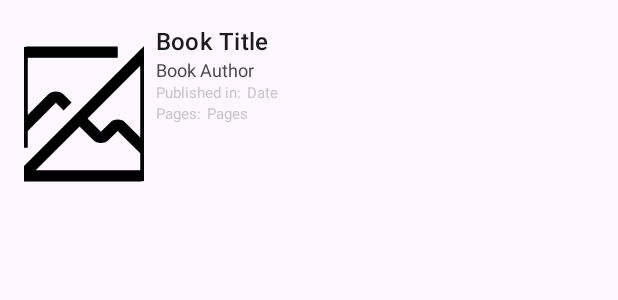
After one commit to sxrgi0/ReadSpace, an Android app: the layout item_book.xml on its own in the app's theme, with its tools: preview values and no code run, on a phone screen of 412 x 824 dp. The commit adds this screen. Shown: the top 300 px of the screen. Run offline under Robolectric (Android 15) with nearby library versions, the phone set to English and light mode, and no system bars; network calls fail.

Commit message:
Created API response to search books. Created a recyclerview that shows certains books, searching is not available yet.

```diff
--- a/app/src/main/AndroidManifest.xml
+++ b/app/src/main/AndroidManifest.xml
@@ -1,6 +1,8 @@
 <?xml version="1.0" encoding="utf-8"?>
 <manifest xmlns:android="http://schemas.android.com/apk/res/android"
     xmlns:tools="http://schemas.android.com/tools">
+
+    <uses-permission android:name="android.permission.INTERNET"/>
 
     <application
         android:allowBackup="true"
--- /dev/null
+++ b/app/src/main/res/drawable/ic_image_error.xml
@@ -0,0 +1,12 @@
+<vector xmlns:android="http://schemas.android.com/apk/res/android"
+    android:width="800dp"
+    android:height="800dp"
+    android:viewportWidth="32"
+    android:viewportHeight="32">
+  <path
+      android:pathData="M30,3.414 L28.586,2 2,28.586 3.414,30l2,-2L26,28a2.003,2.003 0,0 0,2 -2L28,5.414ZM26,26L7.414,26l7.793,-7.793 2.379,2.379a2,2 0,0 0,2.828 0L22,19l4,3.997ZM26,20.168 L23.414,17.582a2,2 0,0 0,-2.828 0L19,19.168l-2.377,-2.377L26,7.414Z"
+      android:fillColor="#000000"/>
+  <path
+      android:pathData="M6,22V19l5,-4.997 1.373,1.373 1.416,-1.416 -1.375,-1.375a2,2 0,0 0,-2.828 0L6,16.172V6H22V4H6A2.002,2.002 0,0 0,4 6V22Z"
+      android:fillColor="#000000"/>
+</vector>
--- /dev/null
+++ b/app/src/main/res/layout/item_book.xml
@@ -0,0 +1,104 @@
+<?xml version="1.0" encoding="utf-8"?>
+<LinearLayout xmlns:android="http://schemas.android.com/apk/res/android"
+    android:layout_width="match_parent"
+    android:layout_height="wrap_content"
+    xmlns:tools="http://schemas.android.com/tools"
+    android:orientation="horizontal"
+    android:padding="16dp">
+
+    <ImageView
+        android:id="@+id/coverImageView"
+        android:layout_width="80dp"
+        android:layout_height="120dp"
+        android:scaleType="centerCrop"
+        android:src="@drawable/ic_image_error"/>
+
+    <LinearLayout
+        android:layout_width="0dp"
+        android:layout_height="wrap_content"
+        android:layout_weight="1"
+        android:orientation="vertical"
+        android:layout_marginStart="8dp">
+
+        <TextView
+            android:id="@+id/titleTextView"
+            android:layout_width="match_parent"
+            android:layout_height="wrap_content"
+            tools:text="Book Title"
+            android:ellipsize="end"
+            android:maxLines="2"
+            android:textAppearance="@style/TextAppearance.Material3.TitleMedium"/>
+
+        <TextView
+            android:id="@+id/authorTextView"
+            android:layout_width="match_parent"
+            android:layout_height="wrap_content"
+            tools:text="Book Author"
+            android:ellipsize="end"
+            android:maxLines="2"
+            android:textAppearance="@style/TextAppearance.AppCompat.Widget.ActionMode.Subtitle"
+            android:textSize="12sp"/>
+
+        <LinearLayout
+            android:layout_width="match_parent"
+            android:layout_height="wrap_content"
+            android:orientation="horizontal">
+
+            <TextView
+                android:layout_width="wrap_content"
+                android:layout_height="wrap_content"
+                android:text="Published in:"
+                android:ellipsize="end"
+                android:maxLines="2"
+                android:textAppearance="@style/TextAppearance.AppCompat.Widget.ActionBar.Subtitle.Inverse"
+                android:textSize="10sp"/>
+
+            <TextView
+                android:id="@+id/dateTextView"
+                android:layout_width="0dp"
+                android:layout_height="wrap_content"
+                android:layout_weight="4"
+                tools:text="Date"
+                android:ellipsize="end"
+                android:maxLines="2"
+                android:textAppearance="@style/TextAppearance.AppCompat.Widget.ActionBar.Subtitle.Inverse"
+                android:textSize="10sp"
+                android:layout_marginStart="4dp"/>
+
+        </LinearLayout>
+
+        <LinearLayout
+            android:layout_width="match_parent"
+            android:layout_height="wrap_content"
+            android:orientation="horizontal">
+
+            <TextView
+                android:layout_width="wrap_content"
+                android:layout_height="wrap_content"
+                android:text="Pages:"
+                android:ellipsize="end"
+                android:maxLines="2"
+                android:textAppearance="@style/TextAppearance.AppCompat.Widget.ActionBar.Subtitle.Inverse"
+                android:textSize="10sp"/>
+
+            <TextView
+                android:id="@+id/pagesTextView"
+                android:layout_width="0dp"
+                android:layout_height="wrap_content"
+                android:layout_weight="4"
+                tools:text="Pages"
+                android:ellipsize="end"
+                android:maxLines="2"
+                android:textAppearance="@style/TextAppearance.AppCompat.Widget.ActionBar.Subtitle.Inverse"
+                android:textSize="10sp"
+                android:layout_marginStart="4dp"/>
+
+        </LinearLayout>
+
+
+
+    </LinearLayout>
+
+
+
+</LinearLayout>
```
Also changed, not shown: app/build.gradle.kts (+14 -2 lines), app/src/main/java/com/example/readspace/Book.kt (added, +27 -0 lines), app/src/main/java/com/example/readspace/BookAdapter.kt (added, +71 -0 lines), app/src/main/java/com/example/readspace/BookService.kt (added, +38 -0 lines), app/src/main/java/com/example/readspace/MainActivity.kt (+42 -1 lines), app/src/main/res/layout/activity_main.xml (+7 -10 lines).
